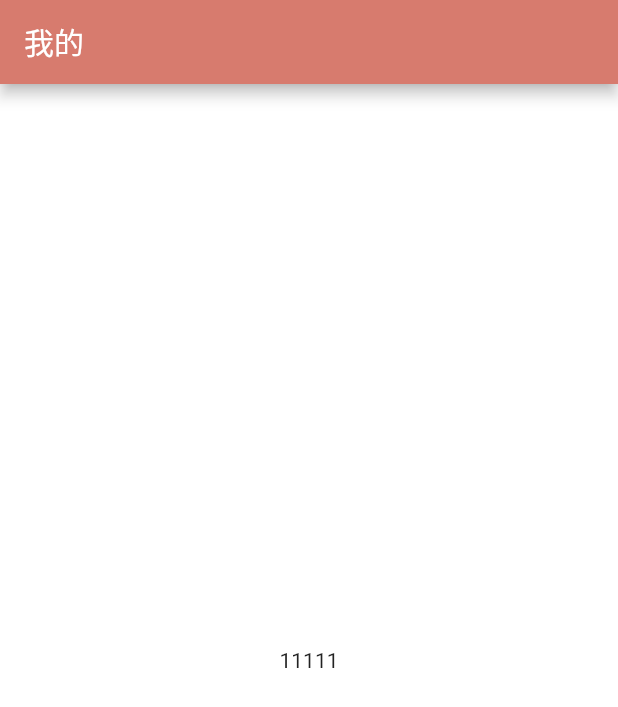
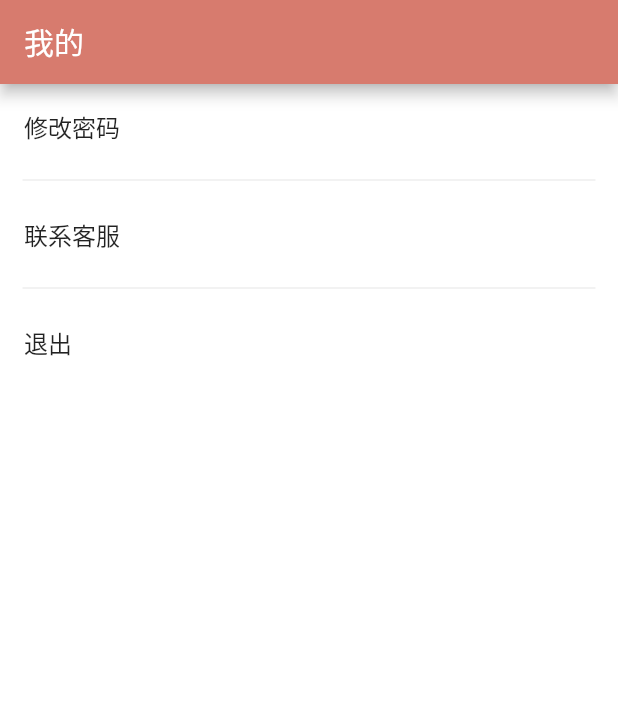
Before and after one commit to zhangzeying/NorthOnline, a Flutter app: the MyPage screen opened directly, on a phone screen of 412 x 824 dp. Shown: the top 707 px of the screen. Run offline on Flutter 3.47's test engine with Material 2 defaults, Android fonts, the phone set to English and light mode, and no system bars; our stand-ins replace cached_network_image, flutter_screenutil, flutter_swiper; network calls fail.

Commit message:
完成房间详情和推荐页和我的页面UI

```diff
--- a/north_online/lib/ui/pages/my/my_page.dart
+++ b/north_online/lib/ui/pages/my/my_page.dart
@@ -1,15 +1,43 @@
 import 'package:flutter/material.dart';
+import 'package:north_online/core/constant/color_constant.dart';
+import 'package:north_online/core/routers/router.dart';
 
-class MyPage extends StatelessWidget {
+class MyPage extends StatefulWidget {
   const MyPage({Key key}) : super(key: key);
+
+  @override
+  _MyPageState createState() => _MyPageState();
+}
+
+class _MyPageState extends State<MyPage> {
+  final List<String> dataList = ['修改密码', '联系客服', '退出'];
 
   @override
   Widget build(BuildContext context) {
     return Scaffold(
       appBar: AppBar(title: Text("我的")),
-      body: Center(
-        child: Text("11111"),
-      ),
+      body: _getListViewSection(),
+    );
+  }
+
+  Widget _getListViewSection() {
+    return ListView.separated(
+        itemBuilder: _getListItem,
+        separatorBuilder: (context, index) {
+          return Divider(
+            color: ColorConstant.normalEEEColor,
+            thickness: 1,
+            indent: 15,
+            endIndent: 15,
+          );
+        },
+        itemCount: dataList.length);
+  }
+
+  Widget _getListItem(context, index) {
+    return ListTile(
+      title: Text(dataList[index]),
+      onTap: () => Navigator.of(context).pushNamed(JARouter.roomDetailRoute),
     );
   }
 }
```
Also changed, not shown: north_online/lib/ui/pages/home/home_page.dart (+81 -4 lines), north_online/lib/ui/pages/main_page.dart (deleted, +0 -48 lines), north_online/lib/ui/pages/recommend/recommend_page.dart (added, +35 -0 lines), north_online/lib/ui/pages/room_detail/room_detail_page.dart (added, +93 -0 lines), 4 other files.
